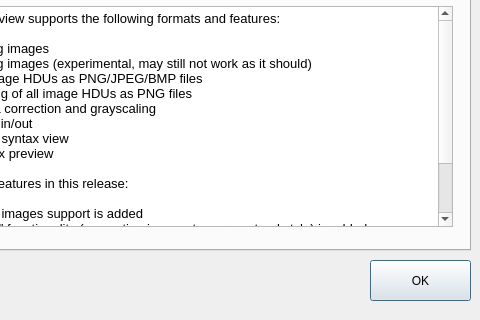
Above: aboutdialog.ui from surhh/nfitsview before the change; both pictures show x 120 to 600 and y 180 to 500 of the 600 by 500 pixel window. Below: the same form after it.
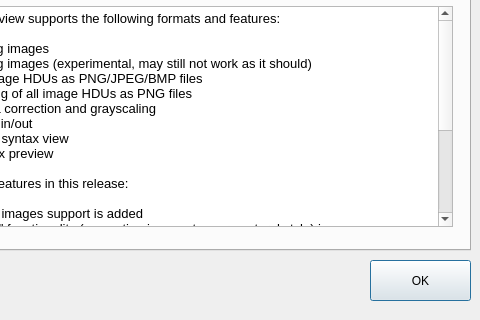
That is the form after the change. The open tabs and pages were chosen to show the change. Icons and pictures are not drawn.

Commit message: Fixed bugs from the last major commit. Now RGB settings are remembered for each HDU. Version 1.3 will be based on these last two major commits

```diff
--- a/aboutdialog.ui
+++ b/aboutdialog.ui
@@ -214,11 +214,17 @@
 &lt;p style=&quot; margin-top:0px; margin-bottom:0px; margin-left:0px; margin-right:0px; -qt-block-indent:0; text-indent:0px;&quot;&gt;Fixes and new features in this release:&lt;/p&gt;
 &lt;p style=&quot;-qt-paragraph-type:empty; margin-top:0px; margin-bottom:0px; margin-left:0px; margin-right:0px; -qt-block-indent:0; text-indent:0px;&quot;&gt;&lt;br /&gt;&lt;/p&gt;
 &lt;p style=&quot; margin-top:0px; margin-bottom:0px; margin-left:0px; margin-right:0px; -qt-block-indent:0; text-indent:0px;&quot;&gt;-   32-bit integer images support is added&lt;/p&gt;
-&lt;p style=&quot; margin-top:0px; margin-bottom:0px; margin-left:0px; margin-right:0px; -qt-block-indent:0; text-indent:0px;&quot;&gt;-   &amp;quot;Comfort Eye&amp;quot; functionality (converting images to more natural style) is added&lt;/p&gt;
+&lt;p style=&quot; margin-top:0px; margin-bottom:0px; margin-left:0px; margin-right:0px; -qt-block-indent:0; text-indent:0px;&quot;&gt;-   &amp;quot;Comfort Eye&amp;quot; functionality (converting images to more natural style) is   &lt;/p&gt;
+&lt;p style=&quot; margin-top:0px; margin-bottom:0px; margin-left:0px; margin-right:0px; -qt-block-indent:0; text-indent:0px;&quot;&gt;    added&lt;/p&gt;
+&lt;p style=&quot; margin-top:0px; margin-bottom:0px; margin-left:0px; margin-right:0px; -qt-block-indent:0; text-indent:0px;&quot;&gt;-   Each image HDU now remembers its own gamma changes separately&lt;/p&gt;
 &lt;p style=&quot; margin-top:0px; margin-bottom:0px; margin-left:0px; margin-right:0px; -qt-block-indent:0; text-indent:0px;&quot;&gt;-   Fixed HDU Explorer bug (edit mode disabled)&lt;/p&gt;
 &lt;p style=&quot; margin-top:0px; margin-bottom:0px; margin-left:0px; margin-right:0px; -qt-block-indent:0; text-indent:0px;&quot;&gt;-   Fixed corrupted files processing (files with partial data)&lt;/p&gt;
 &lt;p style=&quot; margin-top:0px; margin-bottom:0px; margin-left:0px; margin-right:0px; -qt-block-indent:0; text-indent:0px;&quot;&gt;-   Fixed HDU Explorer bug (in some cases not all HDUs were shown)&lt;/p&gt;
-&lt;p style=&quot; margin-top:0px; margin-bottom:0px; margin-left:0px; margin-right:0px; -qt-block-indent:0; text-indent:0px;&quot;&gt;-   Refactored some code&lt;/p&gt;&lt;/body&gt;&lt;/html&gt;</string>
+&lt;p style=&quot; margin-top:0px; margin-bottom:0px; margin-left:0px; margin-right:0px; -qt-block-indent:0; text-indent:0px;&quot;&gt;-   Fixed RGB gamma changes bugs&lt;/p&gt;
+&lt;p style=&quot; margin-top:0px; margin-bottom:0px; margin-left:0px; margin-right:0px; -qt-block-indent:0; text-indent:0px;&quot;&gt;-   Removed &amp;quot;Restore original gamma&amp;quot; feature, is related to RGB gamma    &lt;/p&gt;
+&lt;p style=&quot; margin-top:0px; margin-bottom:0px; margin-left:0px; margin-right:0px; -qt-block-indent:0; text-indent:0px;&quot;&gt;    changes bug&lt;/p&gt;
+&lt;p style=&quot; margin-top:0px; margin-bottom:0px; margin-left:0px; margin-right:0px; -qt-block-indent:0; text-indent:0px;&quot;&gt;-   Refactored some code&lt;/p&gt;
+&lt;p style=&quot; margin-top:0px; margin-bottom:0px; margin-left:0px; margin-right:0px; -qt-block-indent:0; text-indent:0px;&quot;&gt;-   Fixed some UI bugs&lt;/p&gt;&lt;/body&gt;&lt;/html&gt;</string>
      </property>
     </widget>
    </widget>
```
Left out of the diff: 2 changed lines with no effect on the pictures. The commit also changes 9 other files.
